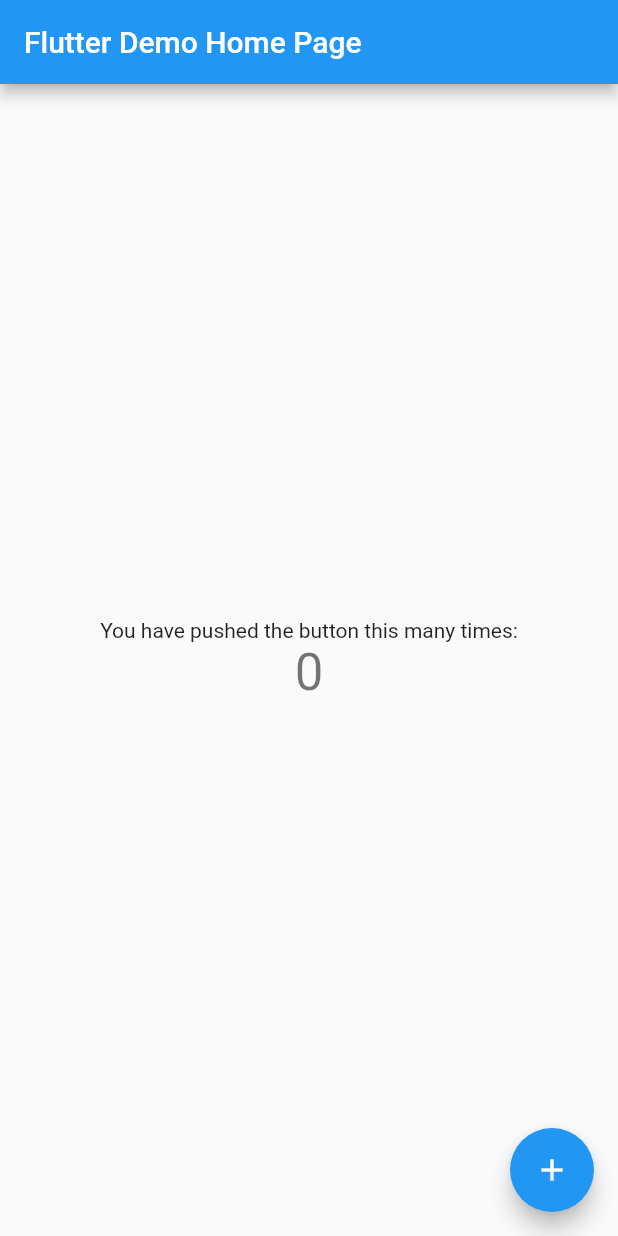
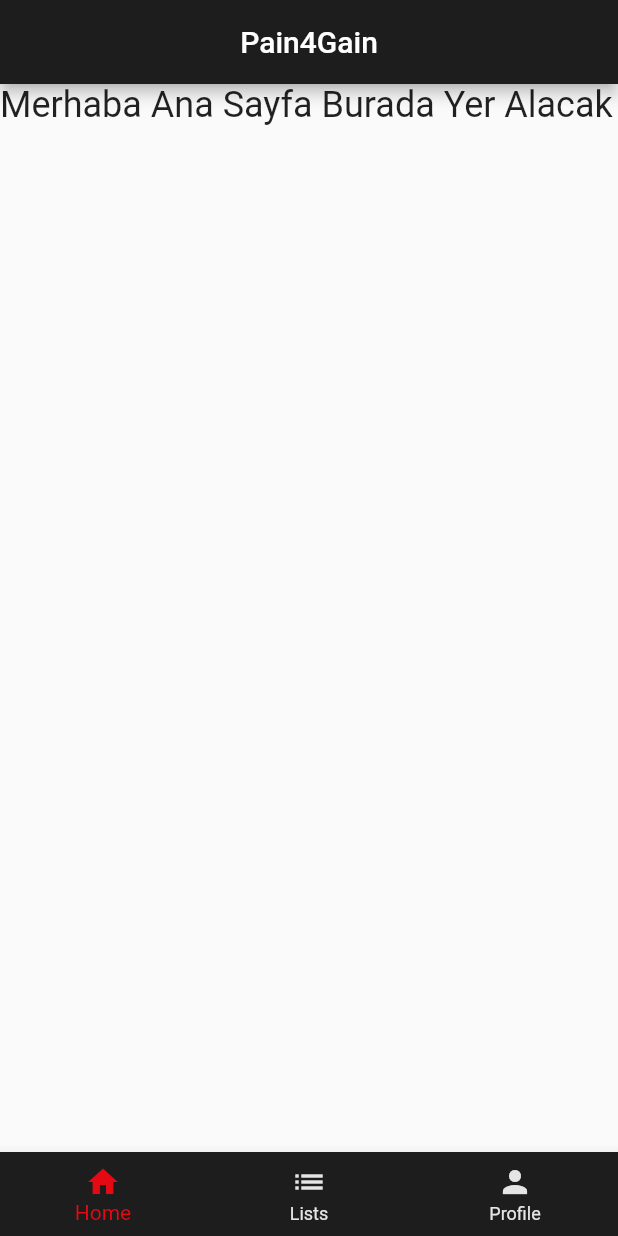
Before and after one commit to YasinSefa15/pain4gain, a Flutter app: the screen it shows after launch, on a phone screen of 412 x 824 dp. Run offline on Flutter 3.47's test engine with Material 2 defaults, Android fonts, the phone set to English and light mode, and no system bars.

Commit message:
bottom navigation bar is placed

```diff
--- /dev/null
+++ b/lib/AppPage.dart
@@ -0,0 +1,46 @@
+import 'package:flutter/material.dart';
+import 'package:pain4gain/components/CustomBottomNavigationBar.dart';
+import 'package:pain4gain/pages/home_page/HomePage.dart';
+import 'package:pain4gain/pages/home_page/ListsPage.dart';
+
+class AppPage extends StatefulWidget {
+  const AppPage({Key? key}) : super(key: key);
+
+  @override
+  State<AppPage> createState() => _AppPageState();
+}
+
+class _AppPageState extends State<AppPage> {
+  static const List<Widget> _widgetOptions = <Widget>[
+    HomePage(),
+    ListsPage(),
+    HomePage()
+  ];
+
+  int _selectedIndex = 0;
+
+  void _onItemTapped(int index) {
+    setState(() {
+      _selectedIndex = index;
+    });
+  }
+
+  @override
+  Widget build(BuildContext context) {
+    return Scaffold(
+      appBar: AppBar(
+        title: Text('Pain4Gain'),
+        centerTitle: true,
+        backgroundColor: const Color(0xFF1D1D1D),
+        leading: null,
+      ),
+      body: Center(
+        child: _widgetOptions.elementAt(_selectedIndex),
+      ),
+      bottomNavigationBar: CustomBottomNavigationBar(
+        selectedIndex: _selectedIndex,
+        onItemTapped: _onItemTapped,
+      ),
+    );
+  }
+}
--- /dev/null
+++ b/lib/components/CustomBottomNavigationBar.dart
@@ -0,0 +1,46 @@
+import 'package:flutter/material.dart';
+
+import '../pages/home_page/HomePage.dart';
+import '../pages/home_page/ListsPage.dart';
+
+class CustomBottomNavigationBar extends StatefulWidget {
+  final int selectedIndex;
+  final Function(int) onItemTapped;
+
+  const CustomBottomNavigationBar({
+    Key? key,
+    required this.selectedIndex,
+    required this.onItemTapped,
+  }) : super(key: key);
+
+  @override
+  _CustomBottomNavigationBarState createState() =>
+      _CustomBottomNavigationBarState();
+}
+
+class _CustomBottomNavigationBarState extends State<CustomBottomNavigationBar> {
+  @override
+  Widget build(BuildContext context) {
+    return BottomNavigationBar(
+      items: const <BottomNavigationBarItem>[
+        BottomNavigationBarItem(
+          icon: Icon(Icons.home),
+          label: 'Home',
+        ),
+        BottomNavigationBarItem(
+          icon: Icon(Icons.list),
+          label: 'Lists',
+        ),
+        BottomNavigationBarItem(
+          icon: Icon(Icons.person),
+          label: 'Profile',
+        ),
+      ],
+      currentIndex: widget.selectedIndex,
+      onTap: widget.onItemTapped,
+      backgroundColor: const Color(0xFF1D1D1D),
+      selectedItemColor: const Color(0xFFE50914),
+      unselectedItemColor: const Color(0xFFE5E5E5),
+    );
+  }
+}
--- a/lib/main.dart
+++ b/lib/main.dart
@@ -1,4 +1,6 @@
 import 'package:flutter/material.dart';
+import 'package:pain4gain/AppPage.dart';
+import 'package:pain4gain/pages/home_page/HomePage.dart';
 
 void main() {
   runApp(const MyApp());
@@ -7,109 +9,13 @@ void main() {
 class MyApp extends StatelessWidget {
   const MyApp({super.key});
 
-  // This widget is the root of your application".
   @override
   Widget build(BuildContext context) {
-    return MaterialApp(
-      title: 'Flutter Demo',
-      theme: ThemeData(
-        // This is the theme of your application.
-        //
-        // Try running your application with "flutter run". You'll see the
-        // application has a blue toolbar. Then, without quitting the app, try
-        // changing the primarySwatch below to Colors.green and then invoke
-        // "hot reload" (press "r" in the console where you ran "flutter run",
-        // or simply save your changes to "hot reload" in a Flutter IDE).
-        // Notice that the counter didn't reset back to zero; the application
-        // is not restarted.
-        primarySwatch: Colors.blue,
-      ),
-      home: const MyHomePage(title: 'Flutter Demo Home Page'),
+    return const MaterialApp(
+      title: 'Pain4Gain',
+      home: AppPage(),
+      debugShowCheckedModeBanner: false,
+
     );
   }
 }
-
-class MyHomePage extends StatefulWidget {
-  const MyHomePage({super.key, required this.title});
-
-  // This widget is the home page of your application. It is stateful, meaning
-  // that it has a State object (defined below) that contains fields that affect
-  // how it looks.
-
-  // This class is the configuration for the state. It holds the values (in this
-  // case the title) provided by the parent (in this case the App widget) and
-  // used by the build method of the State. Fields in a Widget subclass are
-  // always marked "final".
-
-  final String title;
-
-  @override
-  State<MyHomePage> createState() => _MyHomePageState();
-}
-
-class _MyHomePageState extends State<MyHomePage> {
-  int _counter = 0;
-
-  void _incrementCounter() {
-    setState(() {
-      // This call to setState tells the Flutter framework that something has
-      // changed in this State, which causes it to rerun the build method below
-      // so that the display can reflect the updated values. If we changed
-      // _counter without calling setState(), then the build method would not be
-      // called again, and so nothing would appear to happen.
-      _counter++;
-    });
-  }
-
-  @override
-  Widget build(BuildContext context) {
-    // This method is rerun every time setState is called, for instance as done
-    // by the _incrementCounter method above.
-    //
-    // The Flutter framework has been optimized to make rerunning build methods
-    // fast, so that you can just rebuild anything that needs updating rather
-    // than having to individually change instances of widgets.
-    return Scaffold(
-      appBar: AppBar(
-        // Here we take the value from the MyHomePage object that was created by
-        // the App.build method, and use it to set our appbar title.
-        title: Text(widget.title),
-      ),
-      body: Center(
-        // Center is a layout widget. It takes a single child and positions it
-        // in the middle of the parent.
-        child: Column(
-          // Column is also a layout widget. It takes a list of children and
-          // arranges them vertically. By default, it sizes itself to fit its
-          // children horizontally, and tries to be as tall as its parent.
-          //
-          // Invoke "debug painting" (press "p" in the console, choose the
-          // "Toggle Debug Paint" action from the Flutter Inspector in Android
-          // Studio, or the "Toggle Debug Paint" command in Visual Studio Code)
-          // to see the wireframe for each widget.
-          //
-          // Column has various properties to control how it sizes itself and
-          // how it positions its children. Here we use mainAxisAlignment to
-          // center the children vertically; the main axis here is the vertical
-          // axis because Columns are vertical (the cross axis would be
-          // horizontal).
-          mainAxisAlignment: MainAxisAlignment.center,
-          children: <Widget>[
-            const Text(
-              'You have pushed the button this many times:',
-            ),
-            Text(
-              '$_counter',
-              style: Theme.of(context).textTheme.headline4,
-            ),
-          ],
-        ),
-      ),
-      floatingActionButton: FloatingActionButton(
-        onPressed: _incrementCounter,
-        tooltip: 'Increment',
-        child: const Icon(Icons.add),
-      ), // This trailing comma makes auto-formatting nicer for build methods.
-    );
-  }
-}
--- /dev/null
+++ b/lib/pages/home_page/HomePage.dart
@@ -0,0 +1,24 @@
+import 'package:flutter/material.dart';
+import 'package:pain4gain/components/CustomBottomNavigationBar.dart';
+import 'package:pain4gain/pages/home_page/ListsPage.dart';
+
+class HomePage extends StatefulWidget {
+  const HomePage({Key? key}) : super(key: key);
+
+  @override
+  State<HomePage> createState() => _HomePageState();
+}
+
+class _HomePageState extends State<HomePage> {
+  @override
+  Widget build(BuildContext context) {
+    return const Scaffold(
+      body: SafeArea(
+        child: Text(
+          'Merhaba Ana Sayfa Burada Yer Alacak',
+          style: TextStyle(fontSize: 24),
+        ),
+      ),
+    );
+  }
+}
--- /dev/null
+++ b/lib/pages/home_page/ListsPage.dart
@@ -0,0 +1,18 @@
+import 'package:flutter/material.dart';
+import 'package:pain4gain/components/CustomBottomNavigationBar.dart';
+
+class ListsPage extends StatelessWidget {
+  const ListsPage({super.key});
+
+  @override
+  Widget build(BuildContext context) {
+    return const Scaffold(
+      body: Center(
+        child: Text(
+          'Merhaba',
+          style: TextStyle(fontSize: 24),
+        ),
+      ),
+    );
+  }
+}
```
